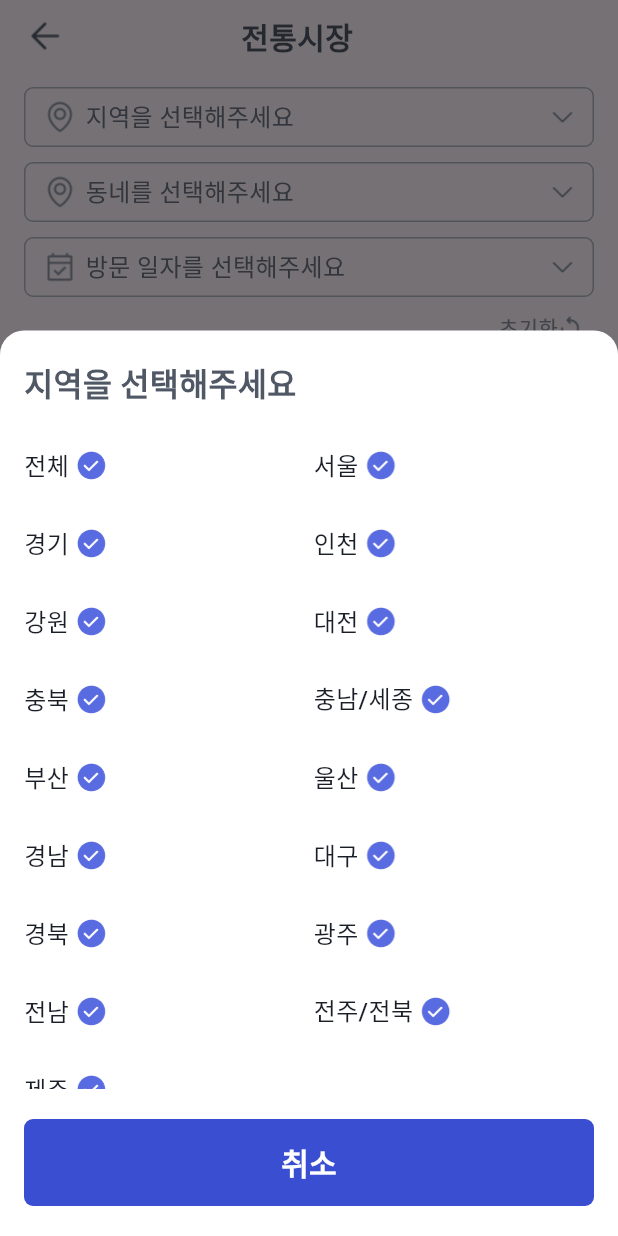
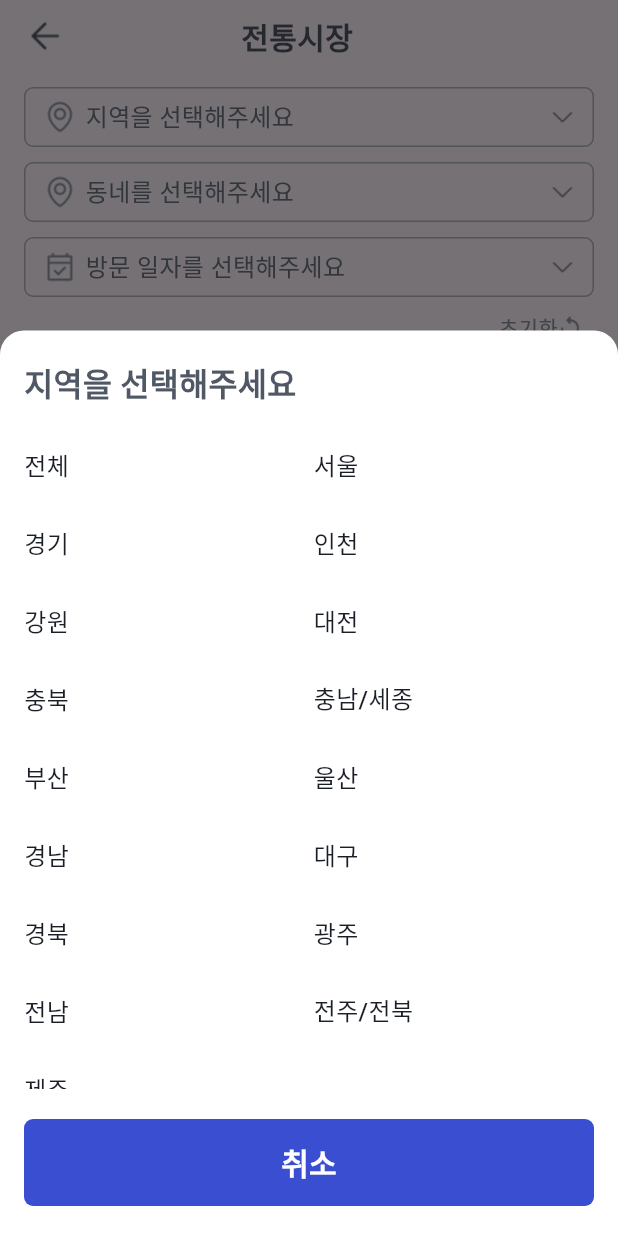
Before and after one commit to jaekyung-you/seenear_flutter, a Flutter app: the MarketFestivalScreen screen opened by its route, after a tap on "지역을 선택해주세요", on a phone screen of 412 x 824 dp. Run offline on Flutter 3.47's test engine with Material 2 defaults, Android fonts, the phone set to English and light mode, and no system bars; our stand-ins replace device_info_plus, dio, get, package_info_plus, styled_text; missing offline and left inert: kakao_flutter_sdk_user; network calls fail; statements that could not run were skipped.

Commit message:
필터링: 지역 추가

```diff
--- a/lib/presentation/market_festival/controller/market_festival_controller.dart
+++ b/lib/presentation/market_festival/controller/market_festival_controller.dart
@@ -53,16 +53,22 @@ class MarketFestivalController extends GetxController {
     if (index == 0) {
       title = '지역을 선택해주세요';
       content = SizedBox(
-        height: Get.height / 1.9 ,
+        height: Get.height / 1.9,
         child: GridView.builder(
             itemCount: Defines.selectRegionList.length,
             gridDelegate: const SliverGridDelegateWithFixedCrossAxisCount(
               crossAxisCount: 2, //1 개의 행에 보여줄 item 개수
               mainAxisSpacing: 16, //수평 Padding
               crossAxisSpacing: 6,
-              mainAxisExtent: 36,//수직 Padding
+              mainAxisExtent: 36, //수직 Padding
             ),
             itemBuilder: (context, index) {
+              return InkWell(
+                onTap: () {
+                  region.value = Defines.selectRegionList[index];
+                  Get.back();
+                },
+                child: Obx(() {
                   return Row(
                     mainAxisAlignment: MainAxisAlignment.start,
                     children: [
@@ -71,15 +77,20 @@ class MarketFestivalController extends GetxController {
                         style: TextStyle(
                           fontWeight: FontWeight.w500,
                           fontSize: 16,
-                      color: SeenearColor.grey80, // blue80
+                          color: region.value == Defines.selectRegionList[index] ? SeenearColor.blue80 : SeenearColor.grey80, //
                         ),
                       ),
-                  const SizedBox(width: 4,),
+                      const SizedBox(
+                        width: 4,
+                      ),
+                      if (region.value == Defines.selectRegionList[index])
                         Image.asset(
                           'assets/images/check_filled.png',
                           width: 22,
                         ),
                     ],
+                  );
+                }),
               );
             }),
       );
--- a/lib/presentation/market_festival/widget/filter_widget.dart
+++ b/lib/presentation/market_festival/widget/filter_widget.dart
@@ -50,21 +50,21 @@ class FilterWidget extends GetView<MarketFestivalController> {
                 children: [
                   if (controller.region.value.isNotEmpty)
                     selectedFilter(
-                      title: '인천',
+                      title: controller.region.value,
                       onTap: () {
                         controller.region.value = '';
                       },
                     ),
                   if (controller.location.value.isNotEmpty)
                     selectedFilter(
-                      title: '남동구',
+                      title: controller.location.value,
                       onTap: () {
                         controller.location.value = '';
                       },
                     ),
                   if (controller.date.value.isNotEmpty)
                     selectedFilter(
-                      title: '2023-10-07 (월)',
+                      title: controller.date.value,
                       onTap: () {
                         controller.date.value = '';
                       },
```
Lines whose indentation alone changed are shown as unchanged.
